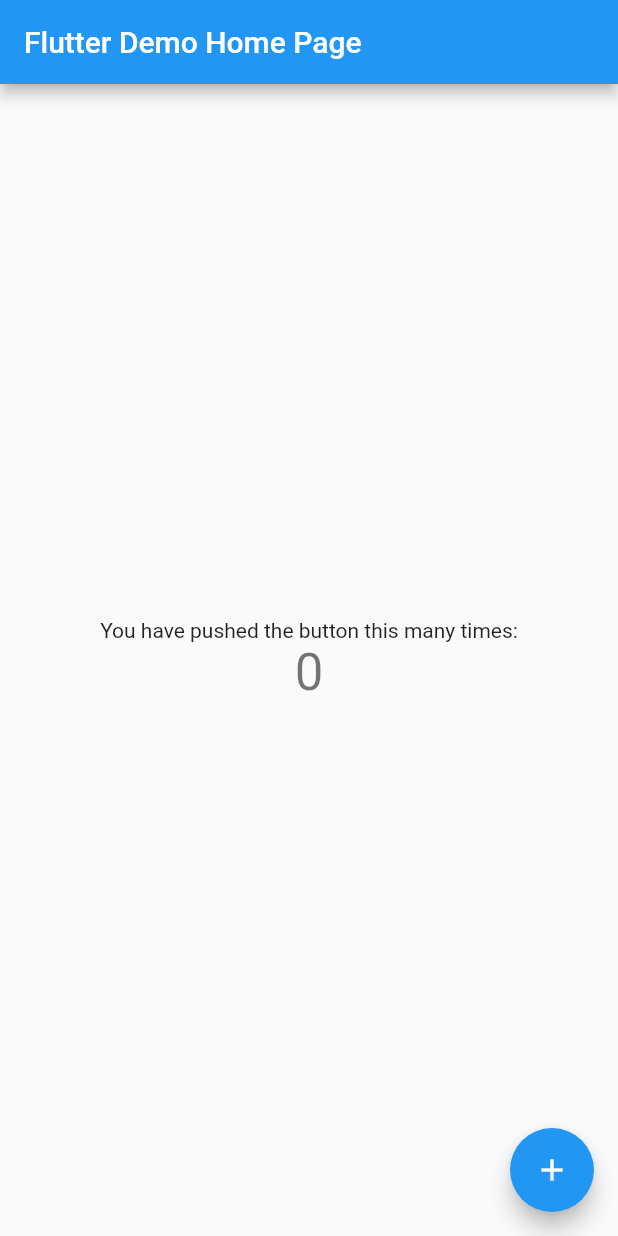
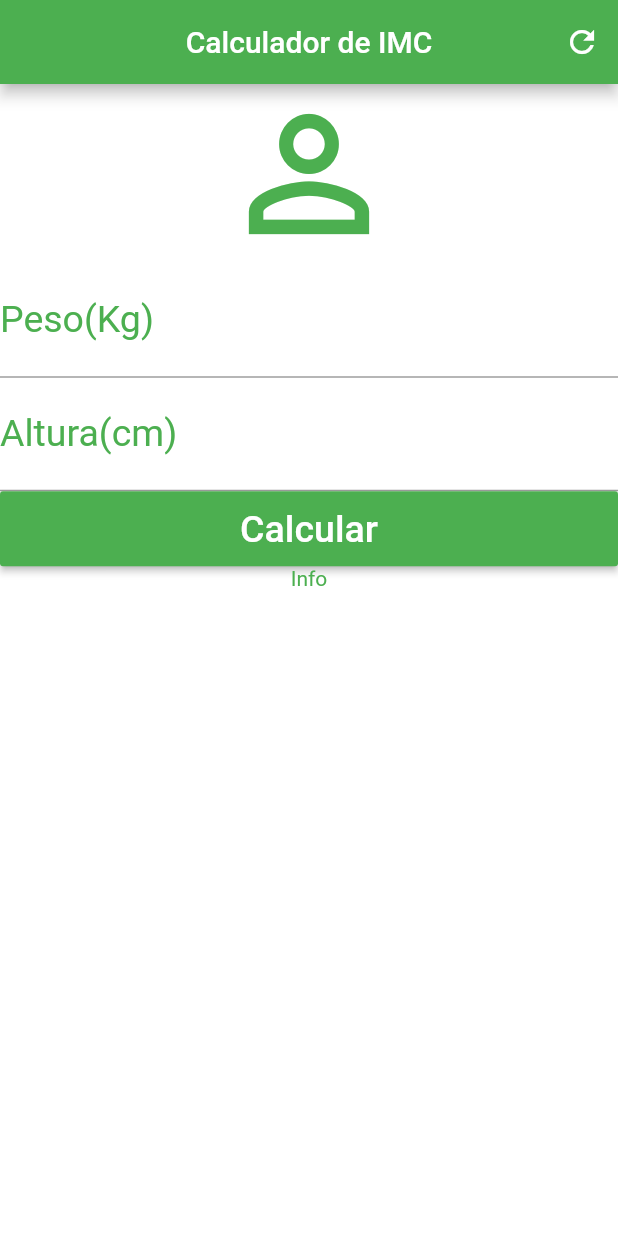
Before and after one commit to HenriqueMontagna/Calculada_IMC_APP_Flutter, a Flutter app: the screen it shows after launch, on a phone screen of 412 x 824 dp. Run offline on Flutter 3.47's test engine with Material 2 defaults, Android fonts, the light colour scheme and no system bars.

Commit message:
initial commit

```diff
--- a/calculador_imc/lib/main.dart
+++ b/calculador_imc/lib/main.dart
@@ -1,111 +1,71 @@
+import 'package:flutter/cupertino.dart';
 import 'package:flutter/material.dart';
 
-void main() => runApp(MyApp());
+void main() => runApp(MaterialApp(
+      home: Home(),
+    ));
 
-class MyApp extends StatelessWidget {
-  // This widget is the root of your application.
+class Home extends StatefulWidget {
+  @override
+  _HomeState createState() => _HomeState();
+}
+
+class _HomeState extends State<Home> {
   @override
   Widget build(BuildContext context) {
-    return MaterialApp(
-      title: 'Flutter Demo',
-      theme: ThemeData(
-        // This is the theme of your application.
-        //
-        // Try running your application with "flutter run". You'll see the
-        // application has a blue toolbar. Then, without quitting the app, try
-        // changing the primarySwatch below to Colors.green and then invoke
-        // "hot reload" (press "r" in the console where you ran "flutter run",
-        // or simply save your changes to "hot reload" in a Flutter IDE).
-        // Notice that the counter didn't reset back to zero; the application
-        // is not restarted.
-        primarySwatch: Colors.blue,
+    return Scaffold(
+      appBar: AppBar(
+        title: Text("Calculador de IMC"),
+        centerTitle: true,
+        backgroundColor: Colors.green,
+        actions: <Widget>[
+          IconButton(icon: Icon(Icons.refresh), onPressed: () {})
+        ],
       ),
-      home: MyHomePage(title: 'Flutter Demo Home Page'),
+      backgroundColor: Colors.white,
+      body: Column(
+        crossAxisAlignment: CrossAxisAlignment.stretch,
+        children: <Widget>[
+          Icon(
+            Icons.person_outline,
+            color: Colors.green,
+            size: 120,
+          ),
+          TextField(
+            keyboardType: TextInputType.number,
+            decoration: InputDecoration(
+                labelText: "Peso(Kg)",
+                labelStyle: TextStyle(color: Colors.green)),
+            textAlign: TextAlign.center,
+            style: TextStyle(color: Colors.green, fontSize: 25.0),
+          ),
+          TextField(
+            keyboardType: TextInputType.number,
+            decoration: InputDecoration(
+                labelText: "Altura(cm)",
+                labelStyle: TextStyle(color: Colors.green)),
+            textAlign: TextAlign.center,
+            style: TextStyle(color: Colors.green, fontSize: 25.0),
+          ),
+          Container(
+            height: 50.0,
+            width: 10.0,
+            child: RaisedButton(
+              onPressed: () {},
+              child: Text(
+                "Calcular",
+                style: TextStyle(fontSize: 25.0),
+              ),
+              color: Colors.green,
+              textColor: Colors.white,
+            ),
+          ),
+          Text("Info",
+              textAlign: TextAlign.center,
+              style: TextStyle(color: Colors.green),
+          )
+        ],
+      ),
     );
   }
 }
-
-class MyHomePage extends StatefulWidget {
-  MyHomePage({Key key, this.title}) : super(key: key);
-
-  // This widget is the home page of your application. It is stateful, meaning
-  // that it has a State object (defined below) that contains fields that affect
-  // how it looks.
-
-  // This class is the configuration for the state. It holds the values (in this
-  // case the title) provided by the parent (in this case the App widget) and
-  // used by the build method of the State. Fields in a Widget subclass are
-  // always marked "final".
-
-  final String title;
-
-  @override
-  _MyHomePageState createState() => _MyHomePageState();
-}
-
-class _MyHomePageState extends State<MyHomePage> {
-  int _counter = 0;
-
-  void _incrementCounter() {
-    setState(() {
-      // This call to setState tells the Flutter framework that something has
-      // changed in this State, which causes it to rerun the build method below
-      // so that the display can reflect the updated values. If we changed
-      // _counter without calling setState(), then the build method would not be
-      // called again, and so nothing would appear to happen.
-      _counter++;
-    });
-  }
-
-  @override
-  Widget build(BuildContext context) {
-    // This method is rerun every time setState is called, for instance as done
-    // by the _incrementCounter method above.
-    //
-    // The Flutter framework has been optimized to make rerunning build methods
-    // fast, so that you can just rebuild anything that needs updating rather
-    // than having to individually change instances of widgets.
-    return Scaffold(
-      appBar: AppBar(
-        // Here we take the value from the MyHomePage object that was created by
-        // the App.build method, and use it to set our appbar title.
-        title: Text(widget.title),
-      ),
-      body: Center(
-        // Center is a layout widget. It takes a single child and positions it
-        // in the middle of the parent.
-        child: Column(
-          // Column is also a layout widget. It takes a list of children and
-          // arranges them vertically. By default, it sizes itself to fit its
-          // children horizontally, and tries to be as tall as its parent.
-          //
-          // Invoke "debug painting" (press "p" in the console, choose the
-          // "Toggle Debug Paint" action from the Flutter Inspector in Android
-          // Studio, or the "Toggle Debug Paint" command in Visual Studio Code)
-          // to see the wireframe for each widget.
-          //
-          // Column has various properties to control how it sizes itself and
-          // how it positions its children. Here we use mainAxisAlignment to
-          // center the children vertically; the main axis here is the vertical
-          // axis because Columns are vertical (the cross axis would be
-          // horizontal).
-          mainAxisAlignment: MainAxisAlignment.center,
-          children: <Widget>[
-            Text(
-              'You have pushed the button this many times:',
-            ),
-            Text(
-              '$_counter',
-              style: Theme.of(context).textTheme.display1,
-            ),
-          ],
-        ),
-      ),
-      floatingActionButton: FloatingActionButton(
-        onPressed: _incrementCounter,
-        tooltip: 'Increment',
-        child: Icon(Icons.add),
-      ), // This trailing comma makes auto-formatting nicer for build methods.
-    );
-  }
-}
```
Also changed, not shown: 1 other file.
